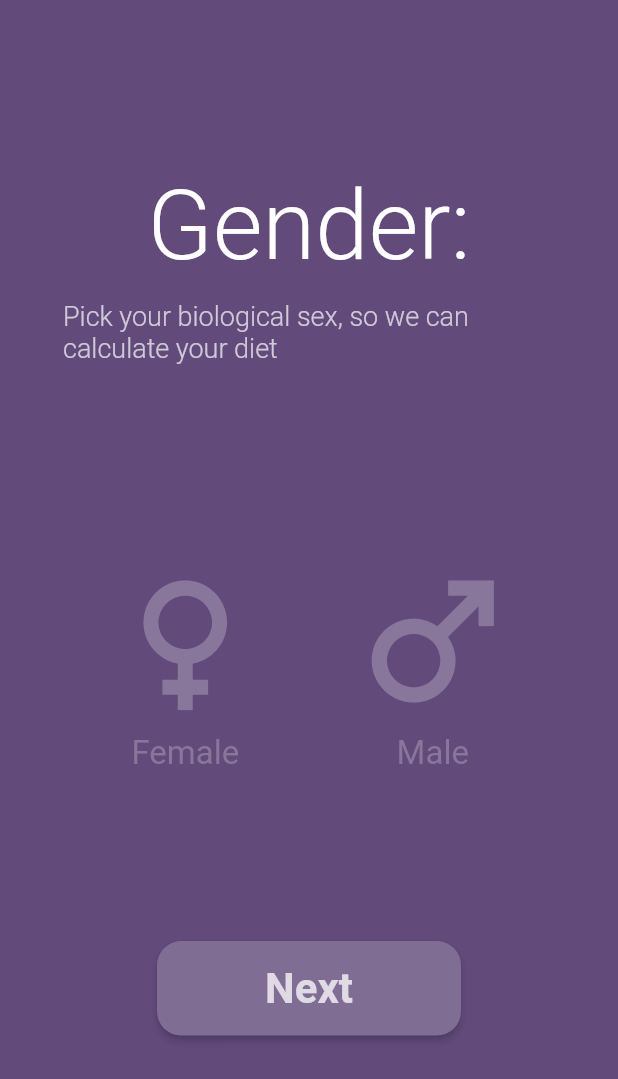
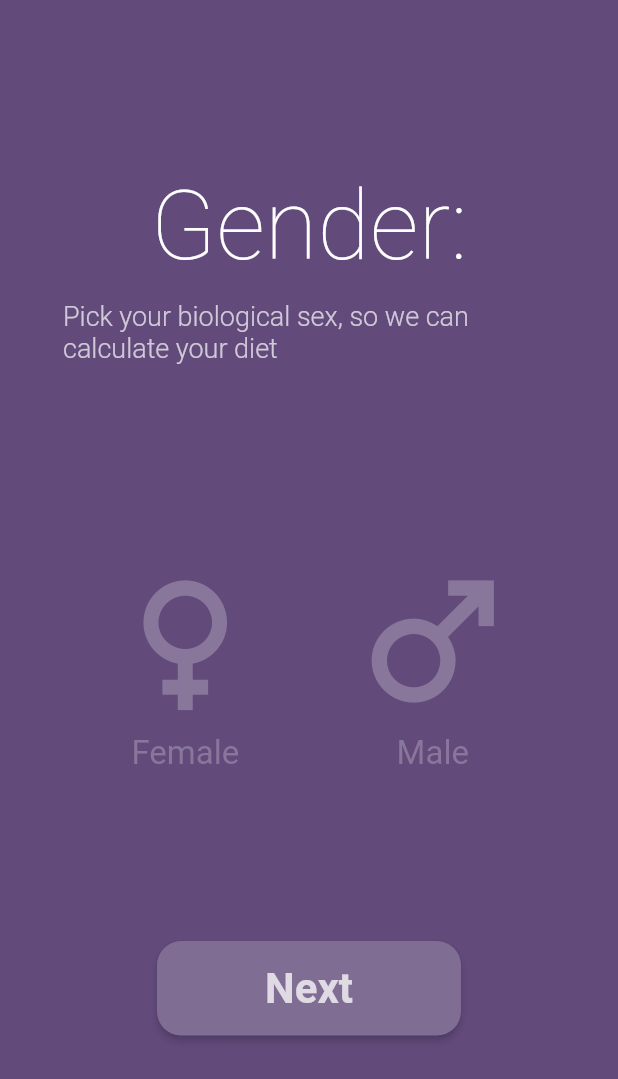
Before and after one commit to wojciechkubiak/click-to-fit, a Flutter app: the screen it shows after launch, on a phone screen of 412 x 824 dp. Shown: the top 1079 px of the screen. Run offline on Flutter 3.47's test engine with Material 2 defaults, Android fonts, the phone set to English and light mode, and no system bars; our stand-ins replace bloc, dio, fl_chart, flutter_bloc, flutter_spinkit, flutter_zoom_drawer and 4 more; missing offline and left inert: cupertino_will_pop_scope, pattern_formatter; accounts and stored records are empty.

Commit message:
Font fix

```diff
--- a/lib/main.dart
+++ b/lib/main.dart
@@ -140,7 +140,7 @@ class _MyHomePageState extends State<MyHomePage> {
             ),
             headline2: TextStyle(
               fontSize: 64,
-              fontWeight: FontWeight.w200,
+              fontWeight: FontWeight.w100,
               color: Colors.white,
               fontFamily: 'Roboto',
             ),
--- a/pubspec.yaml
+++ b/pubspec.yaml
@@ -83,6 +83,7 @@ flutter:
         - asset: assets/fonts/Merienda-Regular.ttf
     - family: Roboto
       fonts:
+        - asset: assets/fonts/Roboto-Thin.ttf
         - asset: assets/fonts/Roboto-Light.ttf
         - asset: assets/fonts/Roboto-Regular.ttf
         - asset: assets/fonts/Roboto-Medium.ttf
```
Also changed, not shown: assets/fonts/Roboto-Thin.ttf (added).
